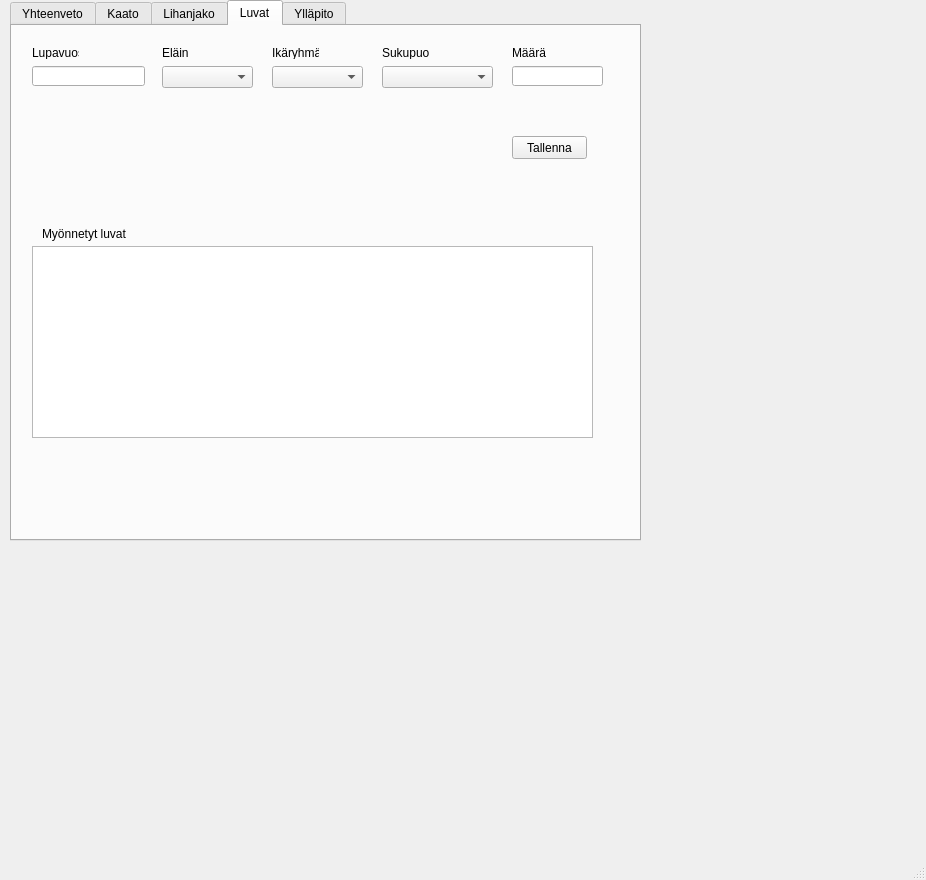
Old version of the form MultiPageMainWindow.ui in the repository Anna44856/hirviporukka.
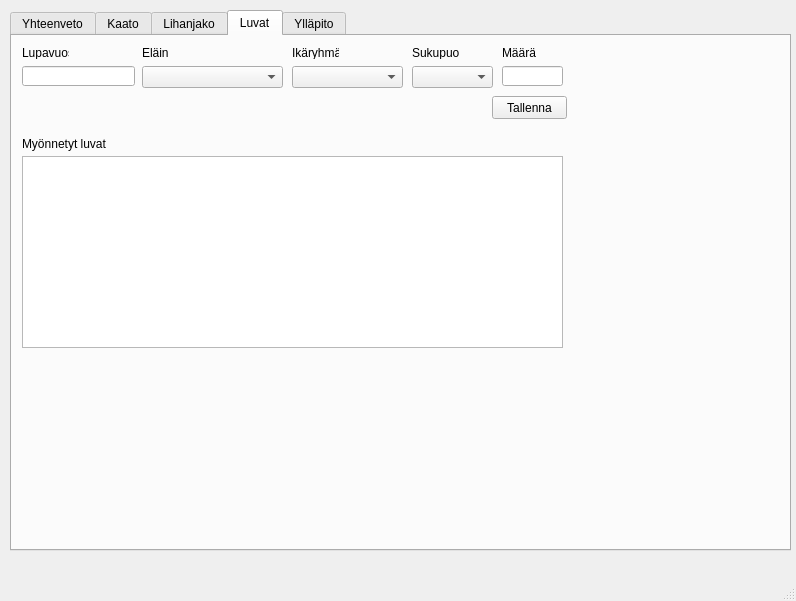
New version of the form. The open tabs and pages were chosen to show the change.

Commit message: Lopullinen käyttöliittymä

Patch:
```diff
--- a/MultiPageMainWindow.ui
+++ b/MultiPageMainWindow.ui
@@ -6,8 +6,8 @@
    <rect>
     <x>0</x>
     <y>0</y>
-    <width>926</width>
-    <height>880</height>
+    <width>796</width>
+    <height>601</height>
    </rect>
   </property>
   <property name="windowTitle">
@@ -18,8 +18,8 @@
     <property name="geometry">
      <rect>
       <x>10</x>
-      <y>0</y>
-      <width>631</width>
+      <y>10</y>
+      <width>781</width>
       <height>541</height>
      </rect>
     </property>
@@ -202,11 +202,11 @@
        </rect>
       </property>
      </widget>
-     <widget class="QLabel" name="label">
+     <widget class="QLabel" name="shotByLabel_2">
       <property name="geometry">
        <rect>
         <x>10</x>
-        <y>80</y>
+        <y>70</y>
         <width>47</width>
         <height>13</height>
        </rect>
@@ -215,11 +215,11 @@
        <string>Eläin</string>
       </property>
      </widget>
-     <widget class="QLabel" name="label_2">
+     <widget class="QLabel" name="shotByLabel_3">
       <property name="geometry">
        <rect>
-        <x>230</x>
-        <y>80</y>
+        <x>220</x>
+        <y>70</y>
         <width>61</width>
         <height>16</height>
        </rect>
@@ -228,12 +228,12 @@
        <string>Ikäryhmä</string>
       </property>
      </widget>
-     <widget class="QLabel" name="label_3">
+     <widget class="QLabel" name="shotByLabel_4">
       <property name="geometry">
        <rect>
         <x>360</x>
-        <y>80</y>
-        <width>71</width>
+        <y>70</y>
+        <width>61</width>
         <height>16</height>
        </rect>
       </property>
@@ -261,11 +261,11 @@
        </rect>
       </property>
      </widget>
-     <widget class="QLabel" name="label_4">
+     <widget class="QLabel" name="shotByLabel_5">
       <property name="geometry">
        <rect>
         <x>10</x>
-        <y>130</y>
+        <y>120</y>
         <width>47</width>
         <height>13</height>
        </rect>
@@ -274,11 +274,11 @@
        <string>Paino</string>
       </property>
      </widget>
-     <widget class="QLabel" name="label_5">
+     <widget class="QLabel" name="shotByLabel_6">
       <property name="geometry">
        <rect>
         <x>90</x>
-        <y>130</y>
+        <y>120</y>
         <width>47</width>
         <height>13</height>
        </rect>
@@ -300,12 +300,12 @@
        <string>Tähän vieran kaatajan nimi tai havaintoja eläimestä</string>
       </property>
      </widget>
-     <widget class="QLabel" name="label_6">
+     <widget class="QLabel" name="shotByLabel_7">
       <property name="geometry">
        <rect>
         <x>220</x>
-        <y>130</y>
-        <width>61</width>
+        <y>120</y>
+        <width>51</width>
         <height>16</height>
        </rect>
       </property>
@@ -545,58 +545,123 @@
      <widget class="QLineEdit" name="licenseYearLineEdit">
       <property name="geometry">
        <rect>
-        <x>20</x>
-        <y>40</y>
+        <x>10</x>
+        <y>30</y>
         <width>113</width>
         <height>20</height>
        </rect>
       </property>
      </widget>
+     <widget class="QLabel" name="label">
+      <property name="geometry">
+       <rect>
+        <x>10</x>
+        <y>10</y>
+        <width>47</width>
+        <height>13</height>
+       </rect>
+      </property>
+      <property name="text">
+       <string>Lupavuosi</string>
+      </property>
+     </widget>
      <widget class="QComboBox" name="licenseAnimalComboBox">
       <property name="geometry">
        <rect>
-        <x>150</x>
-        <y>40</y>
-        <width>91</width>
+        <x>130</x>
+        <y>30</y>
+        <width>141</width>
         <height>22</height>
        </rect>
       </property>
      </widget>
+     <widget class="QLabel" name="label_2">
+      <property name="geometry">
+       <rect>
+        <x>130</x>
+        <y>10</y>
+        <width>47</width>
+        <height>13</height>
+       </rect>
+      </property>
+      <property name="text">
+       <string>Eläin</string>
+      </property>
+     </widget>
      <widget class="QComboBox" name="licenseAgeGroupComboBox">
       <property name="geometry">
        <rect>
-        <x>260</x>
-        <y>40</y>
-        <width>91</width>
+        <x>280</x>
+        <y>30</y>
+        <width>111</width>
         <height>22</height>
        </rect>
       </property>
      </widget>
+     <widget class="QLabel" name="label_3">
+      <property name="geometry">
+       <rect>
+        <x>280</x>
+        <y>10</y>
+        <width>47</width>
+        <height>13</height>
+       </rect>
+      </property>
+      <property name="text">
+       <string>Ikäryhmä</string>
+      </property>
+     </widget>
      <widget class="QComboBox" name="licenseGenderComboBox">
       <property name="geometry">
        <rect>
-        <x>370</x>
-        <y>40</y>
-        <width>111</width>
+        <x>400</x>
+        <y>30</y>
+        <width>81</width>
         <height>22</height>
        </rect>
       </property>
      </widget>
+     <widget class="QLabel" name="label_4">
+      <property name="geometry">
+       <rect>
+        <x>400</x>
+        <y>10</y>
+        <width>47</width>
+        <height>13</height>
+       </rect>
+      </property>
+      <property name="text">
+       <string>Sukupuoli</string>
+      </property>
+     </widget>
      <widget class="QLineEdit" name="licenseAmountLineEdit">
       <property name="geometry">
        <rect>
-        <x>500</x>
-        <y>40</y>
-        <width>91</width>
+        <x>490</x>
+        <y>30</y>
+        <width>61</width>
         <height>20</height>
        </rect>
       </property>
      </widget>
+     <widget class="QLabel" name="label_5">
+      <property name="geometry">
+       <rect>
+        <x>490</x>
+        <y>10</y>
+        <width>47</width>
+        <height>13</height>
+       </rect>
+      </property>
+      <property name="text">
+       <string>Määrä</string>
+      </property>
+     </widget>
      <widget class="QPushButton" name="licenseSavePushButton">
       <property name="geometry">
        <rect>
-        <x>500</x>
-        <y>110</y>
+        <x>480</x>
+        <y>60</y>
         <width>75</width>
         <height>23</height>
        </rect>
@@ -605,12 +670,22 @@
        <string>Tallenna</string>
       </property>
      </widget>
-     <widget class="QLabel" name="label_13">
+     <widget class="QTableWidget" name="tableWidget">
       <property name="geometry">
        <rect>
-        <x>30</x>
-        <y>200</y>
-        <width>101</width>
+        <x>10</x>
+        <y>120</y>
+        <width>541</width>
+        <height>192</height>
+       </rect>
+      </property>
+     </widget>
+     <widget class="QLabel" name="label_6">
+      <property name="geometry">
+       <rect>
+        <x>10</x>
+        <y>100</y>
+        <width>131</width>
         <height>16</height>
        </rect>
       </property>
@@ -618,81 +693,6 @@
        <string>Myönnetyt luvat</string>
       </property>
      </widget>
-     <widget class="QTableWidget" name="licenseSummaryTableWidget">
-      <property name="geometry">
-       <rect>
-        <x>20</x>
-        <y>220</y>
-        <width>561</width>
-        <height>192</height>
-       </rect>
-      </property>
-     </widget>
-     <widget class="QLabel" name="label_14">
-      <property name="geometry">
-       <rect>
-        <x>20</x>
-        <y>20</y>
-        <width>47</width>
-        <height>13</height>
-       </rect>
-      </property>
-      <property name="text">
-       <string>Lupavuosi</string>
-      </property>
-     </widget>
-     <widget class="QLabel" name="label_15">
-      <property name="geometry">
-       <rect>
-        <x>150</x>
-        <y>20</y>
-        <width>47</width>
-        <height>13</height>
-       </rect>
-      </property>
-      <property name="text">
-       <string>Eläin</string>
-      </property>
-     </widget>
-     <widget class="QLabel" name="label_16">
-      <property name="geometry">
-       <rect>
-        <x>260</x>
-        <y>20</y>
-        <width>47</width>
-        <height>13</height>
-       </rect>
-      </property>
-      <property name="text">
-       <string>Ikäryhmä</string>
-      </property>
-     </widget>
-     <widget class="QLabel" name="label_17">
-      <property name="geometry">
-       <rect>
-        <x>370</x>
-        <y>20</y>
-        <width>47</width>
-        <height>13</height>
-       </rect>
-      </property>
-      <property name="text">
-       <string>Sukupuoli</string>
-      </property>
-     </widget>
-     <widget class="QLabel" name="label_18">
-      <property name="geometry">
-       <rect>
-        <x>500</x>
-        <y>20</y>
-        <width>47</width>
-        <height>13</height>
-       </rect>
-      </property>
-      <property name="text">
-       <string>Määrä</string>
-      </property>
-     </widget>
     </widget>
     <widget class="QWidget" name="maintenancePage">
      <attribute name="title">
```
Left out of the diff: 268 changed lines with no effect on the pictures.
